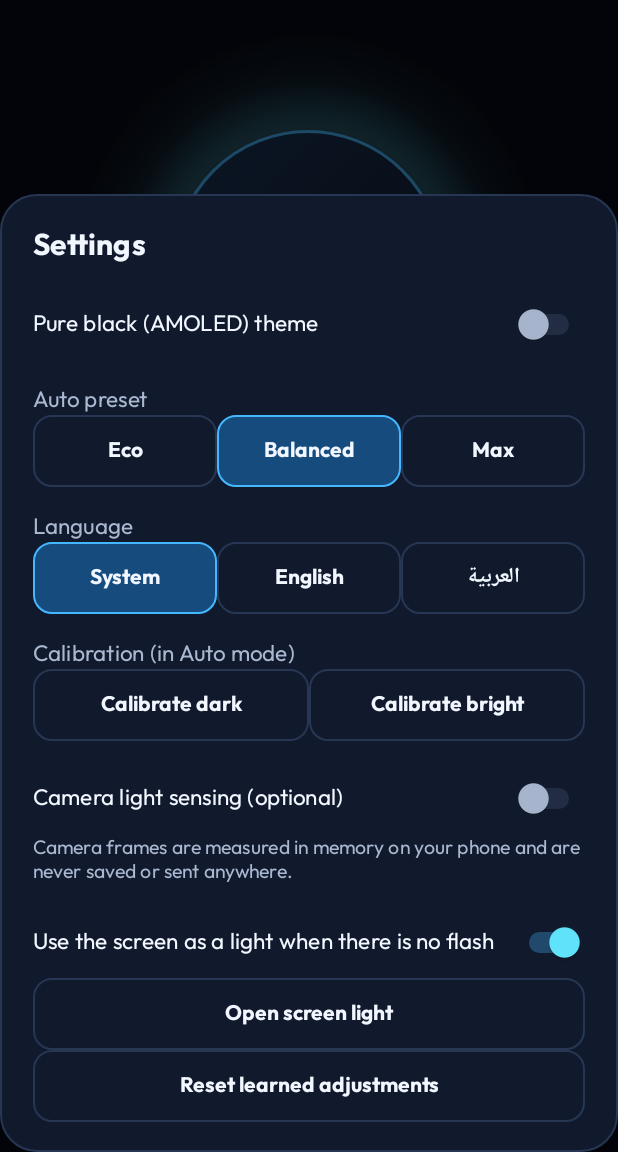
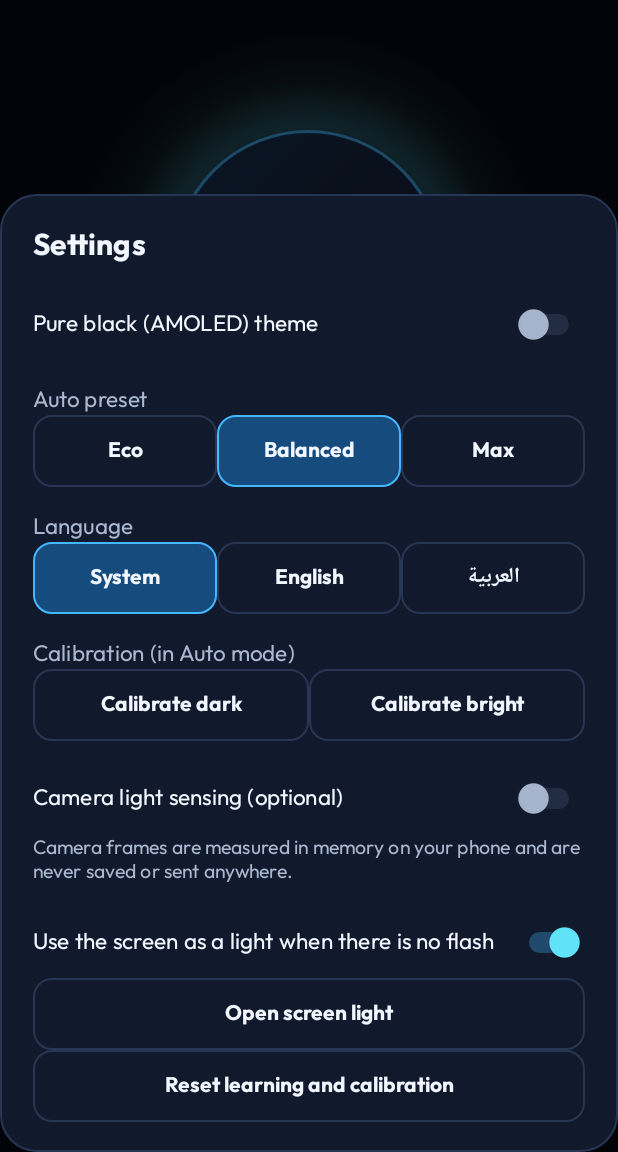
Before and after one commit to slman14422003-create/Lumora, an Android app: the screen it shows after launch (MainActivity), after a tap on "Open settings", on a phone screen of 412 x 824 dp, the part 84-1236 px from its top. Run offline under Robolectric (Android 15) with nearby library versions, the phone set to English and light mode, and no system bars; 1 other tap on this screen came first.

Commit message:
Upload via GitHub Manager

```diff
--- a/app/src/main/res/values/strings.xml
+++ b/app/src/main/res/values/strings.xml
@@ -85,7 +85,7 @@
     <string name="camera_sensing">Camera light sensing (optional)</string>
     <string name="cd_camera_sensing">Camera light sensing</string>
     <string name="camera_privacy">Camera frames are measured in memory on your phone and are never saved or sent anywhere.</string>
-    <string name="reset_learning">Reset learned adjustments</string>
+    <string name="reset_learning">Reset learning and calibration</string>
     <string name="screen_fallback">Use the screen as a light when there is no flash</string>
     <string name="language_title">Language</string>
     <string name="language_system">System</string>
@@ -101,11 +101,14 @@
     <string name="screen_light_white">Screen light. Tap to close.</string>
 
     <!-- Messages -->
-    <string name="toast_calibrated">Calibration saved.</string>
-    <string name="toast_calibration_failed">Couldn\'t calibrate. Use Auto mode, wait for a reading, and keep dark and bright levels far apart.</string>
+    <string name="toast_calibrated_dark">Dark level saved: %1$d lux.</string>
+    <string name="toast_calibrated_bright">Bright level saved: %1$d lux.</string>
+    <string name="toast_calibration_not_running">Switch to Auto mode first, then calibrate.</string>
+    <string name="toast_calibration_no_reading">No light reading yet. Wait a few seconds in Auto mode and try again.</string>
+    <string name="toast_calibration_too_dim">Too dim for the bright level. Calibrate it in a brighter place (at least 30 lux).</string>
     <string name="toast_camera_on">Camera sensing is on.</string>
     <string name="toast_camera_denied">Camera not allowed. Using the light sensor only.</string>
-    <string name="toast_learning_cleared">Learned adjustments cleared.</string>
+    <string name="toast_learning_cleared">Learning and calibration cleared.</string>
     <string name="toast_no_light_sensor">This device has no ambient light sensor.</string>
     <string name="toast_no_flash">No flashlight hardware was detected. You can turn on the screen light fallback in Settings.</string>
     <string name="toast_flash_unavailable">Flash unavailable: %1$s</string>
```
Also changed, not shown: app/src/main/java/com/lumora/flashlight/AutoLightController.kt (+16 -3 lines), app/src/main/java/com/lumora/flashlight/AutoSensorHost.kt (+11 -5 lines), app/src/main/java/com/lumora/flashlight/MainActivity.kt (+10 -3 lines), 2 other files.
